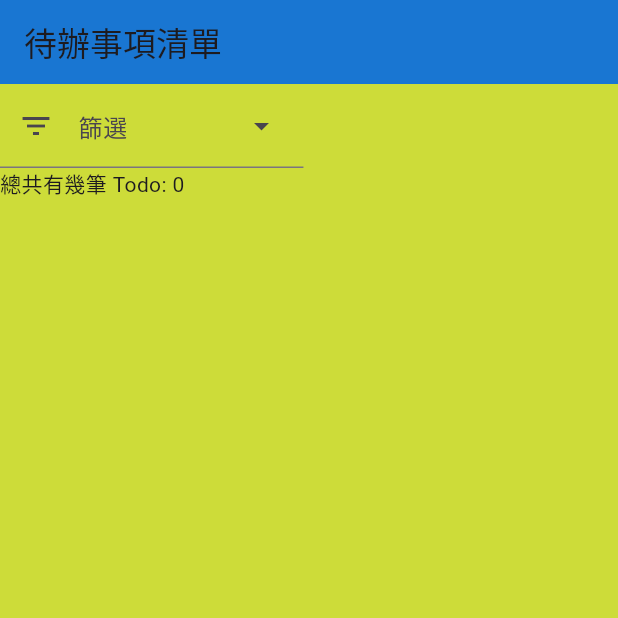
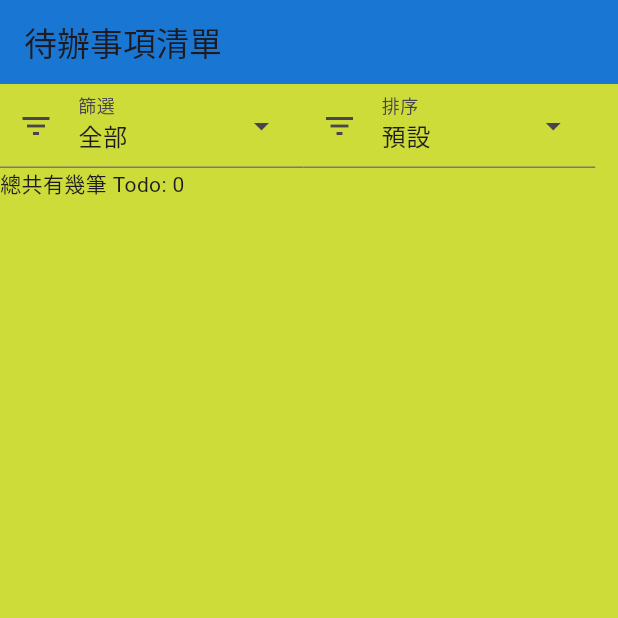
Before and after one commit to Sayoko123f/lab_flutter, a Flutter app: the screen it shows after launch, on a phone screen of 412 x 824 dp, the top half of it. Run offline on Flutter 3.47's test engine with Material 3 defaults, Android fonts, the phone set to English and light mode, and no system bars; our stand-ins replace go_router; network calls fail.

Commit message:
add filter sort

```diff
--- a/lib/ui/todo/todo.screen.dart
+++ b/lib/ui/todo/todo.screen.dart
@@ -29,14 +29,25 @@ class TodoScreen extends StatelessWidget {
                         disabledBorder: InputBorder.none),
                     leadingIcon: const Icon(Icons.filter_list),
                     label: const Text('篩選'),
-                    dropdownMenuEntries: todoStateMap.values
+                    dropdownMenuEntries: todoFilterDropdownMenuEntries(),
+                    onSelected: (value) {
+                      todoStore.filterState = '';
+                    },
+                  ),
+                  DropdownMenu(
+                    initialSelection: TodoSortValue.none,
+                    inputDecorationTheme: const InputDecorationTheme(
+                        disabledBorder: InputBorder.none),
+                    leadingIcon: const Icon(Icons.filter_list),
+                    label: const Text('排序'),
+                    dropdownMenuEntries: TodoSortValue.values
                         .map((e) => DropdownMenuEntry(
-                            value: e.value,
-                            label: e.label,
-                            leadingIcon: Icon(e.icon)))
+                              value: e,
+                              label: todoSortValueZh[e]!,
+                            ))
                         .toList(),
                     onSelected: (value) {
-                      todoStore.filterState = value;
+                      todoStore.todoSortValue = value ?? TodoSortValue.none;
                     },
                   )
                 ]),
@@ -97,6 +108,10 @@ class TodoItem extends StatelessWidget {
             onPressed: _onLeadingIconPressed,
             icon: Icon(_leadingIcon(item.state))),
         title: Text(item.title),
+        subtitle: Text(
+            '建立於 ${item.createdAt.toIso8601String()}\n修改於 ${item.updatedAt.toIso8601String()}',
+            maxLines: 2),
+        isThreeLine: true,
       ),
     );
   }
@@ -114,8 +129,8 @@ class _TodoListState extends State<TodoList> {
   Widget build(BuildContext context) => Consumer<TodoStore>(
       builder: (context, store, child) => ListView.builder(
             scrollDirection: Axis.vertical,
-            itemCount: store.filtered.length,
+            itemCount: store.todoShouldShow.length,
             itemBuilder: (context, index) =>
-                TodoItem(item: store.filtered[index]),
+                TodoItem(item: store.todoShouldShow[index]),
           ));
 }
--- a/lib/ui/todo/todo.store.dart
+++ b/lib/ui/todo/todo.store.dart
@@ -60,9 +60,6 @@ class TodoStore extends ChangeNotifier {
 
   UnmodifiableListView<Todo> get todos => UnmodifiableListView(_todos);
 
-  UnmodifiableListView<Todo> get filtered => UnmodifiableListView(
-      _todos.where((e) => filterState == null ? true : e.state == filterState));
-
   UnmodifiableListView<Todo> get todoShouldShow {
     var list = _todos
         .where((e) => filterState == null ? true : e.state == filterState)
@@ -98,4 +95,19 @@ final Map<String, TodoState> todoStateMap = {
 
 enum TodoSortValue { none, createdAt, updatedAt }
 
+final todoSortValueZh = {
+  TodoSortValue.none: '預設',
+  TodoSortValue.createdAt: '依建立時間',
+  TodoSortValue.updatedAt: '依修改時間'
+};
+
 enum SortBy { asc, desc }
+
+List<DropdownMenuEntry<String?>> todoFilterDropdownMenuEntries() {
+  var list = todoStateMap.values
+      .map((e) => DropdownMenuEntry<String?>(
+          value: e.value, label: e.label, leadingIcon: Icon(e.icon)))
+      .toList();
+  list.insert(0, const DropdownMenuEntry(value: null, label: '全部'));
+  return list;
+}
```
